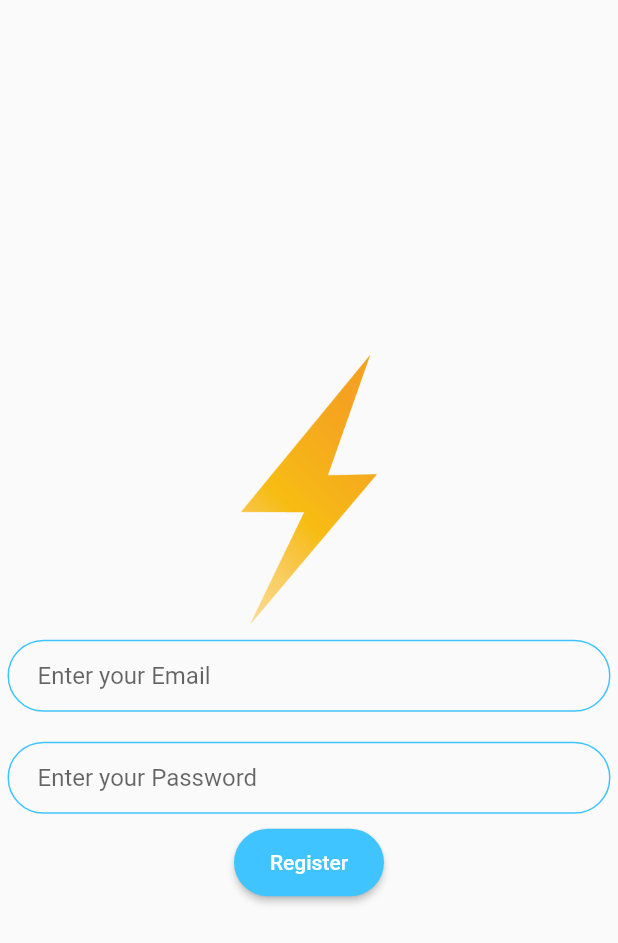
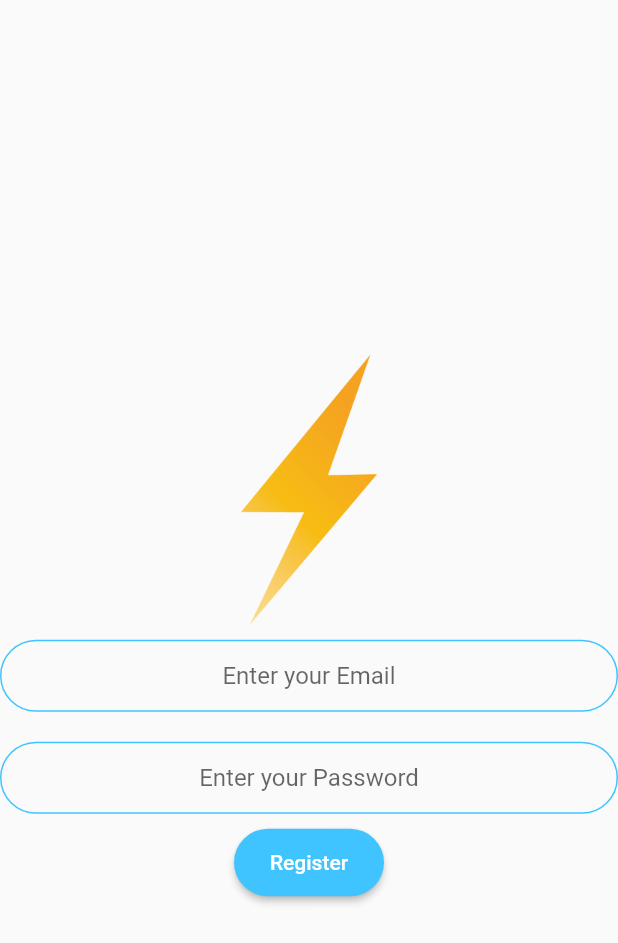
Before and after one commit to VishnuPuklath/FlashChat-Flutter, a Flutter app: the screen it shows after launch, after a tap on "Register", on a phone screen of 412 x 824 dp. Shown: the top 943 px of the screen. Run offline on Flutter 3.47's test engine with Material 2 defaults, Android fonts, the phone set to English and light mode, and no system bars; our stand-ins replace animated_text_kit, firebase_auth, firebase_core; accounts and stored records are empty.

Commit message:
login and register function added using firebase

```diff
--- a/lib/components/login_textfield.dart
+++ /dev/null
@@ -1,37 +0,0 @@
-import 'package:flutter/material.dart';
-
-class LoginTextField extends StatelessWidget {
-  String hinttext;
-  Function? onChanged;
-  LoginTextField({required this.hinttext, required this.onChanged});
-
-  @override
-  Widget build(BuildContext context) {
-    return Padding(
-      padding: const EdgeInsets.symmetric(horizontal: 5),
-      child: TextField(
-        onChanged: onChanged!(),
-        decoration: InputDecoration(
-          hintText: hinttext,
-          contentPadding:
-              const EdgeInsets.symmetric(vertical: 10.0, horizontal: 20.0),
-          border: const OutlineInputBorder(
-            borderRadius: BorderRadius.all(
-              Radius.circular(10),
-            ),
-          ),
-          enabledBorder: const OutlineInputBorder(
-            borderSide: BorderSide(color: Colors.lightBlueAccent, width: 1.0),
-            borderRadius: BorderRadius.all(
-              Radius.circular(32),
-            ),
-          ),
-          focusedBorder: const OutlineInputBorder(
-            borderSide: BorderSide(color: Colors.lightBlueAccent, width: 2.0),
-            borderRadius: BorderRadius.all(Radius.circular(32.0)),
-          ),
-        ),
-      ),
-    );
-  }
-}
--- a/lib/main.dart
+++ b/lib/main.dart
@@ -1,9 +1,13 @@
+import 'package:firebase_core/firebase_core.dart';
+import 'package:flash_chat/screens/chat_screen.dart';
 import 'package:flash_chat/screens/login_screen.dart';
 import 'package:flash_chat/screens/registration_screen.dart';
 import 'package:flash_chat/screens/welcome_screen.dart';
 import 'package:flutter/material.dart';
 
-void main() {
+void main() async {
+  WidgetsFlutterBinding.ensureInitialized();
+  await Firebase.initializeApp();
   runApp(MyApp());
 }
 
@@ -17,6 +21,7 @@ class MyApp extends StatelessWidget {
       routes: {
         '/login': (context) => LoginScreen(),
         '/register': (context) => RegistrationScreen(),
+        '/chat': (context) => ChatScreen()
       },
     );
   }
--- a/lib/screens/registration_screen.dart
+++ b/lib/screens/registration_screen.dart
@@ -1,9 +1,18 @@
-import 'package:flash_chat/components/login_textfield.dart';
+import 'package:flash_chat/utils/constant.dart';
 import 'package:flutter/material.dart';
+import 'package:firebase_auth/firebase_auth.dart';
 
-class RegistrationScreen extends StatelessWidget {
+class RegistrationScreen extends StatefulWidget {
   const RegistrationScreen({Key? key}) : super(key: key);
 
+  @override
+  State<RegistrationScreen> createState() => _RegistrationScreenState();
+}
+
+class _RegistrationScreenState extends State<RegistrationScreen> {
+  late String email;
+  late String password;
+  final _auth = FirebaseAuth.instance;
   @override
   Widget build(BuildContext context) {
     return Scaffold(
@@ -18,16 +27,22 @@ class RegistrationScreen extends StatelessWidget {
               height: 200,
             ),
           ),
-          LoginTextField(
-            onChanged: () {},
-            hinttext: 'Enter your Email',
+          TextField(
+            keyboardType: TextInputType.emailAddress,
+            textAlign: TextAlign.center,
+            onChanged: ((value) => email = value),
+            decoration:
+                kTextFieldDecoration.copyWith(hintText: 'Enter your Email'),
           ),
           const SizedBox(
             height: 20,
           ),
-          LoginTextField(
-            onChanged: () {},
-            hinttext: 'Enter your Password',
+          TextField(
+            obscureText: true,
+            textAlign: TextAlign.center,
+            onChanged: ((value) => password = value),
+            decoration:
+                kTextFieldDecoration.copyWith(hintText: 'Enter your Password'),
           ),
           const SizedBox(
             height: 10,
@@ -40,8 +55,18 @@ class RegistrationScreen extends StatelessWidget {
                   primary: Colors.lightBlueAccent,
                   shape: StadiumBorder(),
                 ),
-                onPressed: () {
-                  print('Register button clicked');
+                onPressed: () async {
+                  // print('Email=' + email);
+                  // print('password=' + password);
+                  try {
+                    final newUser = await _auth.createUserWithEmailAndPassword(
+                        email: email, password: password);
+                    if (newUser != null) {
+                      Navigator.pushNamed(context, '/chat');
+                    }
+                  } catch (e) {
+                    print(e);
+                  }
                 },
                 child: Text('Register')),
           ),
--- a/lib/screens/welcome_screen.dart
+++ b/lib/screens/welcome_screen.dart
@@ -1,3 +1,4 @@
+import 'package:animated_text_kit/animated_text_kit.dart';
 import 'package:flash_chat/components/welcome_button.dart';
 import 'package:flash_chat/screens/login_screen.dart';
 import 'package:flash_chat/screens/registration_screen.dart';
@@ -41,16 +42,16 @@ class _WelcomeScreenState extends State<WelcomeScreen>
                 Hero(
                   tag: 'logo',
                   child: Container(
-                    height: 100,
+                    height: animation!.value * 100,
                     child: const Image(
                       image: AssetImage('images/flashlogo.png'),
                     ),
                   ),
                 ),
-                const Text(
-                  'FLASH CHAT',
-                  style: TextStyle(
-                    fontSize: 43.0,
+                TypewriterAnimatedTextKit(
+                  text: ['FLASH CHAT'],
+                  textStyle: TextStyle(
+                    fontSize: 45,
                     fontWeight: FontWeight.w900,
                   ),
                 ),
--- /dev/null
+++ b/lib/utils/constant.dart
@@ -0,0 +1,20 @@
+import 'package:flutter/material.dart';
+
+const kTextFieldDecoration = InputDecoration(
+  contentPadding: const EdgeInsets.symmetric(vertical: 10.0, horizontal: 20.0),
+  border: const OutlineInputBorder(
+    borderRadius: BorderRadius.all(
+      Radius.circular(10),
+    ),
+  ),
+  enabledBorder: const OutlineInputBorder(
+    borderSide: BorderSide(color: Colors.lightBlueAccent, width: 1.0),
+    borderRadius: BorderRadius.all(
+      Radius.circular(32),
+    ),
+  ),
+  focusedBorder: const OutlineInputBorder(
+    borderSide: BorderSide(color: Colors.lightBlueAccent, width: 2.0),
+    borderRadius: BorderRadius.all(Radius.circular(32.0)),
+  ),
+);
--- a/pubspec.yaml
+++ b/pubspec.yaml
@@ -29,6 +29,11 @@ environment:
 dependencies:
   flutter:
     sdk: flutter
+  animated_text_kit: ^4.2.1
+  firebase_core: ^1.17.0
+  firebase_auth: ^3.3.18
+  cloud_firestore: ^3.1.15
+
 
 
   # The following adds the Cupertino Icons font to your application.
```
Also changed, not shown: lib/screens/chat_screen.dart (+62 -2 lines), lib/screens/login_screen.dart (+38 -9 lines), pubspec.lock, 8 other files.
